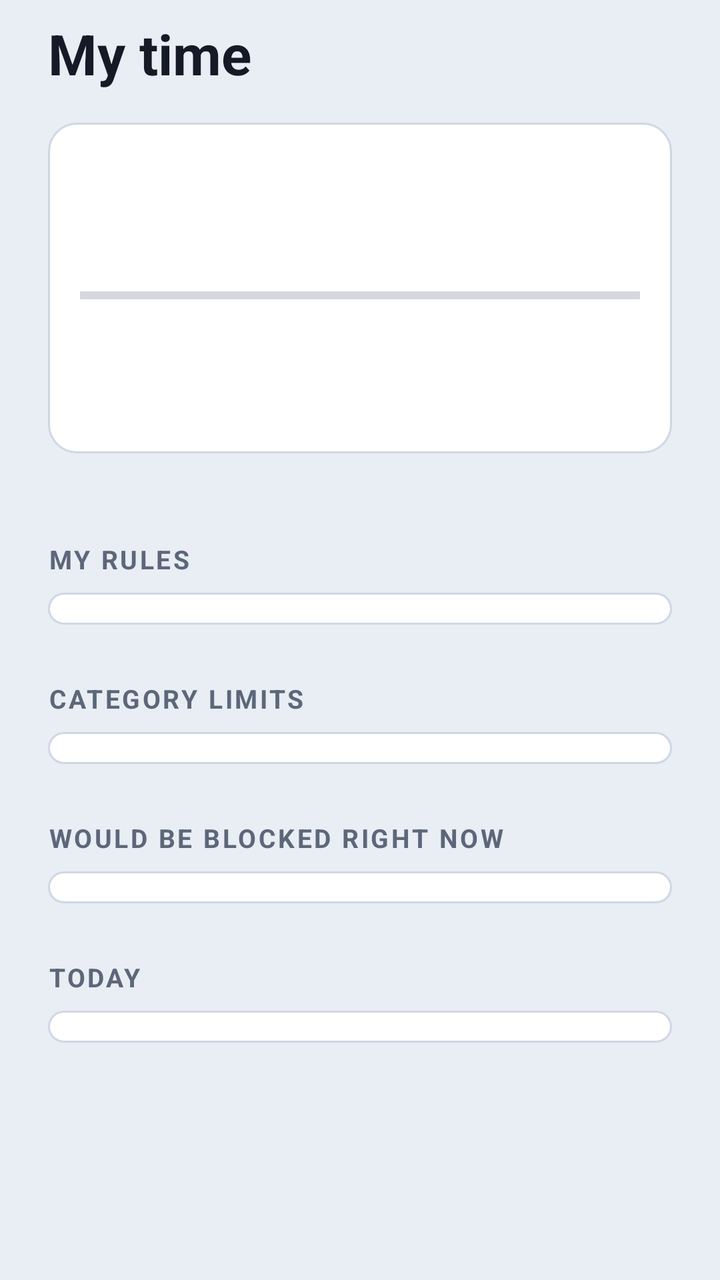
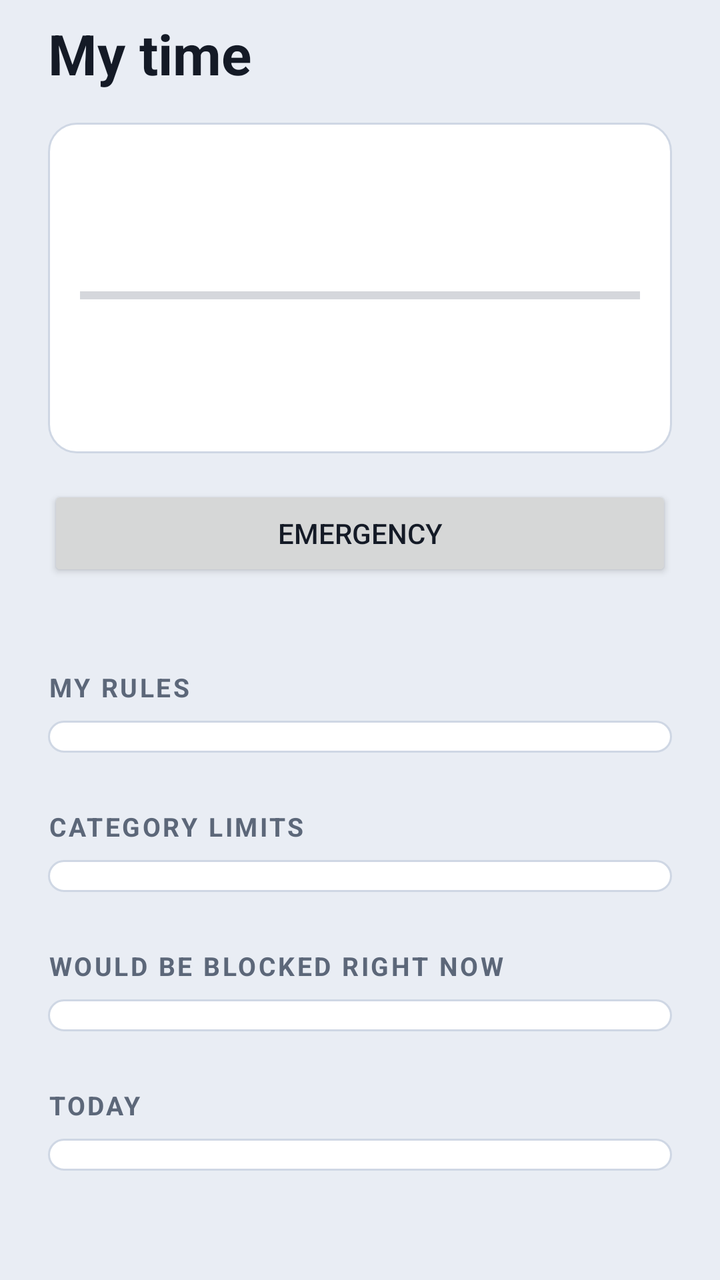

Before-and-after screenshots of an Android layout around one commit, followed by the original layout XML and the change that was made.
<!-- AndroidManifest.xml: application theme Theme.DementorWatch -->
<!-- res/layout/activity_home.xml -->
<?xml version="1.0" encoding="utf-8"?>
<ScrollView xmlns:android="http://schemas.android.com/apk/res/android"
    android:layout_width="match_parent"
    android:layout_height="match_parent"
    android:fillViewport="true">

    <LinearLayout
        android:layout_width="match_parent"
        android:layout_height="wrap_content"
        android:orientation="vertical"
        android:paddingLeft="@dimen/screen_padding"
        android:paddingTop="@dimen/space_sm"
        android:paddingRight="@dimen/screen_padding"
        android:paddingBottom="@dimen/space_4xl">

        <TextView
            android:layout_width="wrap_content"
            android:layout_height="wrap_content"
            android:paddingBottom="@dimen/space_lg"
            android:text="@string/home_title"
            android:textAppearance="@style/TextAppearance.Dementor.Title" />

        
        <LinearLayout
            android:id="@+id/permission_card"
            style="@style/Widget.Dementor.Card"
            android:layout_width="match_parent"
            android:layout_height="wrap_content"
            android:visibility="gone">

            <TextView
                android:layout_width="wrap_content"
                android:layout_height="wrap_content"
                android:text="@string/home_permission_title"
                android:textAppearance="@style/TextAppearance.Dementor.Subtitle" />

            <TextView
                android:layout_width="match_parent"
                android:layout_height="wrap_content"
                android:layout_marginTop="@dimen/space_xs"
                android:text="@string/home_permission_body"
                android:textAppearance="@style/TextAppearance.Dementor.Body" />

            <Button
                android:id="@+id/permission_button"
                android:layout_width="wrap_content"
                android:layout_height="wrap_content"
                android:layout_marginTop="@dimen/space_md"
                android:text="@string/home_permission_button" />
        </LinearLayout>

        
        <LinearLayout
            android:id="@+id/summary_card"
            style="@style/Widget.Dementor.Card"
            android:layout_width="match_parent"
            android:layout_height="wrap_content">

            <TextView
                android:id="@+id/headline"
                android:layout_width="wrap_content"
                android:layout_height="wrap_content"
                android:textAppearance="@style/TextAppearance.Dementor.Display" />

            <ProgressBar
                android:id="@+id/budget_bar"
                style="?android:attr/progressBarStyleHorizontal"
                android:layout_width="match_parent"
                android:layout_height="@dimen/budget_bar_height"
                android:layout_marginTop="@dimen/space_md"
                android:max="100" />

            <TextView
                android:id="@+id/subline"
                android:layout_width="wrap_content"
                android:layout_height="wrap_content"
                android:layout_marginTop="@dimen/space_sm"
                android:textAppearance="@style/TextAppearance.Dementor.Body" />

            <TextView
                android:id="@+id/mode_note"
                android:layout_width="match_parent"
                android:layout_height="wrap_content"
                android:layout_marginTop="@dimen/space_md"
                android:textAppearance="@style/TextAppearance.Dementor.Caption" />
        </LinearLayout>

        
        <LinearLayout
            android:id="@+id/navigation"
            android:layout_width="match_parent"
            android:layout_height="wrap_content"
            android:layout_marginTop="@dimen/space_lg"
            android:orientation="vertical" />

        <TextView
            android:layout_width="wrap_content"
            android:layout_height="wrap_content"
            android:layout_marginTop="@dimen/section_spacing"
            android:layout_marginBottom="@dimen/space_sm"
            android:text="@string/home_rules_header"
            android:textAppearance="@style/TextAppearance.Dementor.Section" />

        <LinearLayout
            android:id="@+id/rules_list"
            style="@style/Widget.Dementor.Group"
            android:layout_width="match_parent"
            android:layout_height="wrap_content"
            android:paddingTop="@dimen/space_sm"
            android:paddingBottom="@dimen/space_sm" />

        <TextView
            android:layout_width="wrap_content"
            android:layout_height="wrap_content"
            android:layout_marginTop="@dimen/section_spacing"
            android:layout_marginBottom="@dimen/space_sm"
            android:text="@string/home_categories_header"
            android:textAppearance="@style/TextAppearance.Dementor.Section" />

        <LinearLayout
            android:id="@+id/category_budgets"
            style="@style/Widget.Dementor.Group"
            android:layout_width="match_parent"
            android:layout_height="wrap_content"
            android:paddingTop="@dimen/space_sm"
            android:paddingBottom="@dimen/space_sm" />

        <TextView
            android:layout_width="wrap_content"
            android:layout_height="wrap_content"
            android:layout_marginTop="@dimen/section_spacing"
            android:layout_marginBottom="@dimen/space_sm"
            android:text="@string/home_would_block_header"
            android:textAppearance="@style/TextAppearance.Dementor.Section" />

        <LinearLayout
            android:id="@+id/blocked_list"
            style="@style/Widget.Dementor.Group"
            android:layout_width="match_parent"
            android:layout_height="wrap_content"
            android:paddingTop="@dimen/space_sm"
            android:paddingBottom="@dimen/space_sm" />

        <TextView
            android:layout_width="wrap_content"
            android:layout_height="wrap_content"
            android:layout_marginTop="@dimen/section_spacing"
            android:layout_marginBottom="@dimen/space_sm"
            android:text="@string/home_apps_header"
            android:textAppearance="@style/TextAppearance.Dementor.Section" />

        <LinearLayout
            android:id="@+id/app_list"
            style="@style/Widget.Dementor.Group"
            android:layout_width="match_parent"
            android:layout_height="wrap_content"
            android:paddingTop="@dimen/space_sm"
            android:paddingBottom="@dimen/space_sm" />
    </LinearLayout>
</ScrollView>
<!-- resources referenced by this layout -->
<resources>
  <dimen name="budget_bar_height">10dp</dimen>
  <dimen name="screen_padding">24dp</dimen>
  <dimen name="section_spacing">28dp</dimen>
  <dimen name="space_4xl">32dp</dimen>
  <dimen name="space_lg">16dp</dimen>
  <dimen name="space_md">12dp</dimen>
  <dimen name="space_sm">8dp</dimen>
  <dimen name="space_xs">6dp</dimen>
  <string name="home_apps_header">Today</string>
  <string name="home_categories_header">Category limits</string>
  <string name="home_permission_body">Dementor Watch needs usage access to measure screen time. Find Dementor Watch in the list on the next screen and turn it on.</string>
  <string name="home_permission_button">Open settings</string>
  <string name="home_permission_title">One thing left to do</string>
  <string name="home_rules_header">My rules</string>
  <string name="home_title">My time</string>
  <string name="home_would_block_header">Would be blocked right now</string>
  <style name="TextAppearance.Dementor.Body" parent="TextAppearance.AppCompat">
          <item name="android:textSize">15sp</item>
          <item name="android:textColor">@color/text_primary</item>
      </style>
  <style name="TextAppearance.Dementor.Caption" parent="TextAppearance.AppCompat">
          <item name="android:textSize">13sp</item>
          <item name="android:textColor">@color/text_secondary</item>
          <item name="android:lineSpacingMultiplier">1.25</item>
      </style>
  <style name="TextAppearance.Dementor.Display" parent="TextAppearance.AppCompat">
          <item name="android:textSize">40sp</item>
          <item name="android:textStyle">bold</item>
          <item name="android:textColor">@color/text_primary</item>
      </style>
  <style name="TextAppearance.Dementor.Section" parent="TextAppearance.AppCompat">
          <item name="android:textSize">13sp</item>
          <item name="android:textStyle">bold</item>
          <item name="android:textAllCaps">true</item>
          <item name="android:letterSpacing">0.09</item>
          <item name="android:textColor">@color/text_secondary</item>
      </style>
  <style name="TextAppearance.Dementor.Subtitle" parent="TextAppearance.AppCompat">
          <item name="android:textSize">18sp</item>
          <item name="android:textStyle">bold</item>
          <item name="android:textColor">@color/text_primary</item>
      </style>
  <style name="TextAppearance.Dementor.Title" parent="TextAppearance.AppCompat">
          <item name="android:textSize">28sp</item>
          <item name="android:textStyle">bold</item>
          <item name="android:textColor">@color/text_primary</item>
      </style>
  <style name="Widget.Dementor.Card" parent="">
          <item name="android:background">@drawable/card</item>
          <item name="android:padding">@dimen/card_padding</item>
          <item name="android:orientation">vertical</item>
      </style>
  <style name="Widget.Dementor.Group" parent="">
          <item name="android:background">@drawable/card</item>
          <item name="android:paddingLeft">@dimen/card_padding</item>
          <item name="android:paddingRight">@dimen/card_padding</item>
          <item name="android:orientation">vertical</item>
      </style>
  <color name="text_primary">#141A26</color>
  <color name="text_secondary">#5C6779</color>
  <!-- drawable card (drawable) -->
  <?xml version="1.0" encoding="utf-8"?>
  <shape xmlns:android="http://schemas.android.com/apk/res/android"
      android:shape="rectangle">
      <solid android:color="@color/card" />
      <stroke
          android:width="1dp"
          android:color="@color/card_stroke" />
      <corners android:radius="@dimen/card_radius" />
  </shape>
  <dimen name="card_padding">16dp</dimen>
  <color name="brand">#3A5A93</color>
  <color name="brand_dark">#2A4270</color>
  <color name="window_background">#E9EDF4</color>
  <color name="card">#FFFFFF</color>
  <color name="card_stroke">#CFD7E4</color>
  <dimen name="card_radius">14dp</dimen>
  <!-- unchanged entries left out for length: 1 -->
</resources>

<!-- the commit's change to res/layout/activity_home.xml (unified diff, before → after) -->
@@ -86,6 +86,14 @@
         </LinearLayout>
 
         
+        <Button
+            android:id="@+id/sos_button"
+            android:layout_width="match_parent"
+            android:layout_height="wrap_content"
+            android:layout_marginTop="@dimen/space_lg"
+            android:text="@string/sos_button" />
+
+        
         <LinearLayout
             android:id="@+id/navigation"
             android:layout_width="match_parent"
<!-- resource entries referenced after the edit -->
@@ -16,6 +16,7 @@
   <string name="home_rules_header">My rules</string>
   <string name="home_title">My time</string>
   <string name="home_would_block_header">Would be blocked right now</string>
+  <string name="sos_button">Emergency</string>
   <style name="TextAppearance.Dementor.Body" parent="TextAppearance.AppCompat">
           <item name="android:textSize">15sp</item>
           <item name="android:textColor">@color/text_primary</item>
